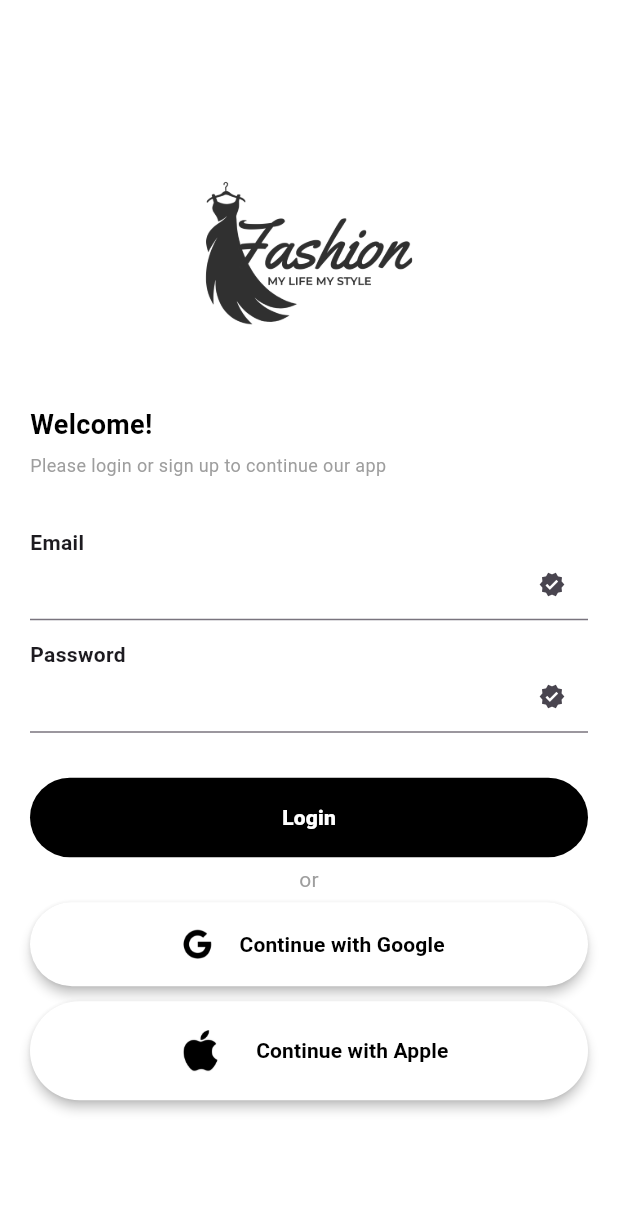
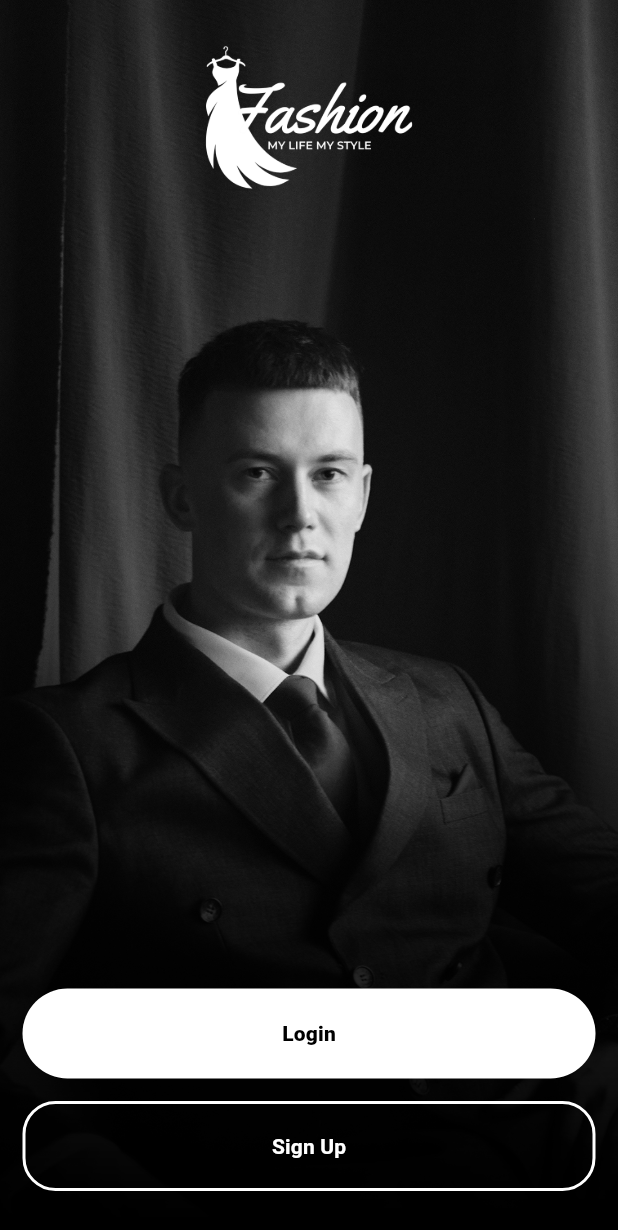
Before and after one commit to anashamsi/Flutter_Assignment_4, a Flutter app: the screen it shows after launch, on a phone screen of 412 x 824 dp. Shown: the top 1230 px of the screen. Run offline on Flutter 3.47's test engine with Material 3 defaults, Android fonts, the phone set to English and light mode, and no system bars.

Commit message:
create splash screen

```diff
--- a/lib/Login_Page.dart
+++ b/lib/Login_Page.dart
@@ -57,7 +57,7 @@ class LoginPage extends StatelessWidget {
                       decoration: InputDecoration(
                         // hintText: 'Enter your email',
                         isDense: true,
-                        suffixIcon: Icon(Icons.verified),
+                        suffixIcon: Icon(Icons.verified, color: Colors.black),
                       ),
                     ),
                   ],
@@ -72,12 +72,14 @@ class LoginPage extends StatelessWidget {
                       style: TextStyle(fontWeight: FontWeight.bold, height: .5),
                     ),
                     TextField(
+                      obscureText: true,
+                      obscuringCharacter: '*',
                       textAlignVertical: TextAlignVertical.bottom,
                       controller: password_controller,
                       decoration: InputDecoration(
                         // hintText: 'Enter your password',
                         isDense: true,
-                        suffixIcon: Icon(Icons.verified),
+                        suffixIcon: Icon(Icons.verified, color: Colors.black),
                       ),
                     ),
                   ],
@@ -93,7 +95,7 @@ class LoginPage extends StatelessWidget {
                     overlayColor: Colors.white,
                   ),
                   child: Padding(
-                    padding: const EdgeInsets.all(8.5),
+                    padding: const EdgeInsets.all(10),
                     child: Text(
                       'Login',
                       style: TextStyle(
--- /dev/null
+++ b/lib/SignUp_Screen.dart
@@ -0,0 +1,15 @@
+import 'package:flutter/material.dart';
+
+class SignupScreen extends StatefulWidget {
+  const SignupScreen({super.key});
+
+  @override
+  State<SignupScreen> createState() => _SignupScreenState();
+}
+
+class _SignupScreenState extends State<SignupScreen> {
+  @override
+  Widget build(BuildContext context) {
+    return Scaffold(body: Column());
+  }
+}
--- /dev/null
+++ b/lib/Splash_Screen.dart
@@ -0,0 +1,82 @@
+import 'package:flutter/material.dart';
+
+class SplashScreen extends StatelessWidget {
+  const SplashScreen({super.key});
+
+  @override
+  Widget build(BuildContext context) {
+    return Scaffold(
+      body: Stack(
+        children: [
+          SizedBox.expand(
+            child: Image.asset(
+              'assets/images/splash-screen.jpg',
+              fit: BoxFit.cover,
+            ),
+          ),
+          Row(
+            mainAxisAlignment: MainAxisAlignment.center,
+            children: [
+              CircleAvatar(
+                radius: 80,
+                backgroundColor: Colors.transparent,
+                child: Image.asset('assets/images/logo white-01.png'),
+              ),
+            ],
+          ),
+          Padding(
+            padding: const EdgeInsets.all(15),
+            child: Column(
+              crossAxisAlignment: CrossAxisAlignment.stretch,
+              mainAxisAlignment: MainAxisAlignment.end,
+              children: [
+                TextButton(
+                  onPressed: () {},
+                  style: TextButton.styleFrom(
+                    backgroundColor: Colors.white,
+                    overlayColor: Colors.black,
+                  ),
+                  child: Padding(
+                    padding: const EdgeInsets.all(12),
+                    child: Text(
+                      'Login',
+                      style: TextStyle(
+                        fontWeight: FontWeight.w900,
+                        color: Colors.black,
+                      ),
+                    ),
+                  ),
+                ),
+                SizedBox(height: 15),
+                TextButton(
+                  onPressed: () {},
+
+                  style: TextButton.styleFrom(
+                    overlayColor: Colors.white,
+                    backgroundColor: Colors.transparent,
+                    shape: RoundedRectangleBorder(
+                      borderRadius: BorderRadius.circular(22),
+                      side: BorderSide(color: Colors.white, width: 2),
+                    ),
+                  ),
+
+                  child: Padding(
+                    padding: const EdgeInsets.all(12),
+                    child: Text(
+                      'Sign Up',
+                      style: TextStyle(
+                        fontWeight: FontWeight.bold,
+                        color: Colors.white,
+                      ),
+                    ),
+                  ),
+                ),
+                SizedBox(height: 15),
+              ],
+            ),
+          ),
+        ],
+      ),
+    );
+  }
+}
--- a/lib/main.dart
+++ b/lib/main.dart
@@ -1,5 +1,6 @@
 import 'package:flutter/material.dart';
 import 'package:flutter_assignment_4/Login_Page.dart';
+import 'package:flutter_assignment_4/Splash_Screen.dart';
 
 void main() {
   runApp(MyApp());
@@ -10,6 +11,6 @@ class MyApp extends StatelessWidget {
 
   @override
   Widget build(BuildContext context) {
-    return MaterialApp(debugShowCheckedModeBanner: false, home: LoginPage());
+    return MaterialApp(debugShowCheckedModeBanner: false, home: SplashScreen());
   }
 }
```
Also changed, not shown: assets/images/splash-screen.jpg (added).
